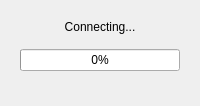
Before: the Qt Designer form src/gambitpairing/ui/update_download_dialog.ui in gambit-devs/gambit-pairing, drawn with Qt 5.
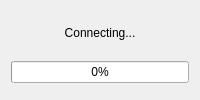
After: the same form once the commit is applied.

Diff of the .ui file:
```diff
--- a/src/gambitpairing/ui/update_download_dialog.ui
+++ b/src/gambitpairing/ui/update_download_dialog.ui
@@ -12,21 +12,6 @@
    <bool>true</bool>
   </property>
   <layout class="QVBoxLayout" name="main_layout">
-   <property name="spacing">
-    <number>15</number>
-   </property>
-   <property name="leftMargin">
-    <number>20</number>
-   </property>
-   <property name="topMargin">
-    <number>20</number>
-   </property>
-   <property name="rightMargin">
-    <number>20</number>
-   </property>
-   <property name="bottomMargin">
-    <number>20</number>
-   </property>
    <item>
     <widget class="QLabel" name="status_label">
      <property name="class" stdset="0">
```
Left out of the diff: 9 changed lines with no effect on the pictures.
